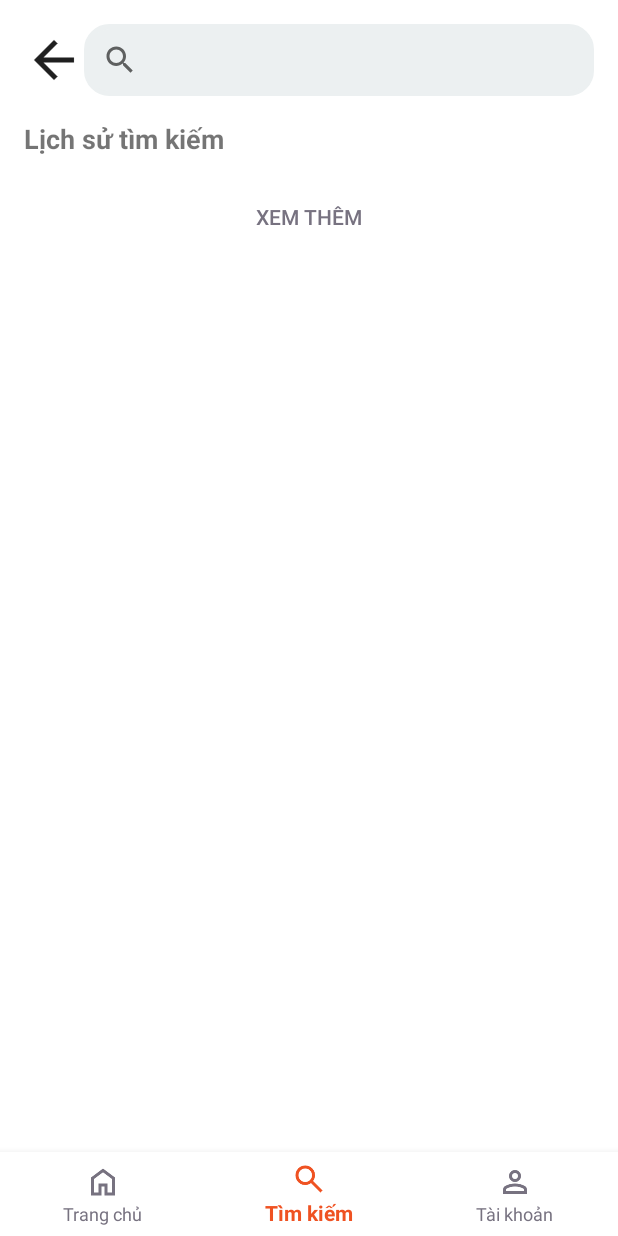
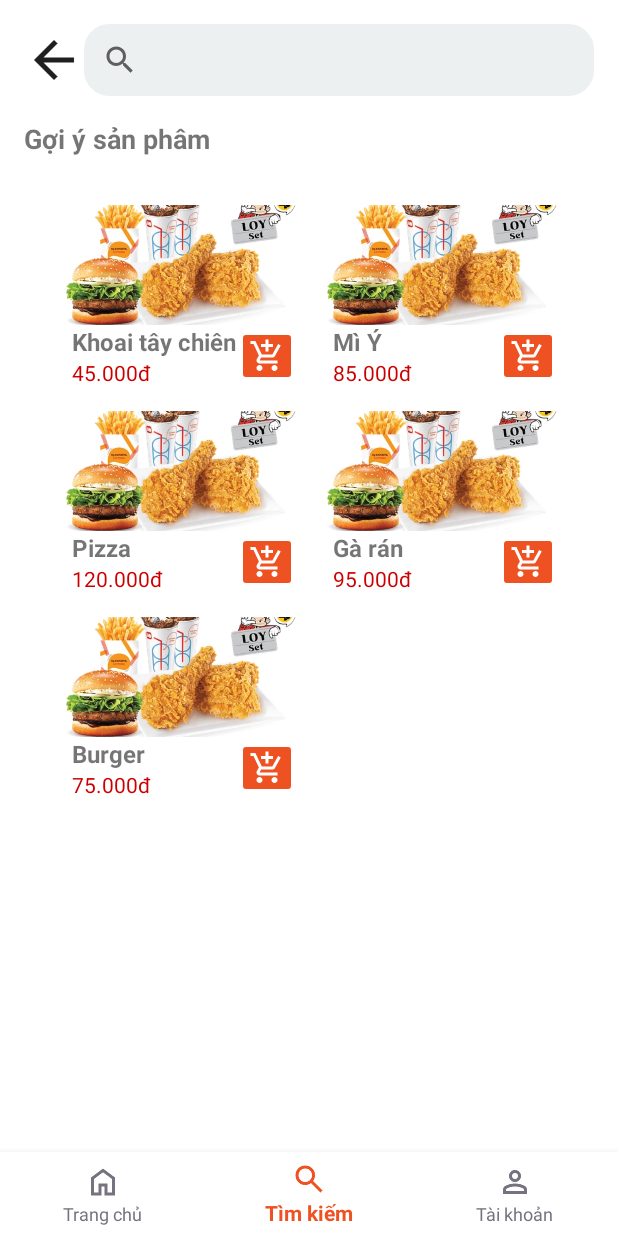
Before and after one commit to namtpce170126/ProjectPRM392, an Android app: the screen it shows after launch (MainActivity), item 2 of the bottom bar chosen, on a phone screen of 412 x 824 dp. Run offline under Robolectric (Android 15) with nearby library versions, the phone set to English and light mode, and no system bars.

Commit message:
Them UI search

```diff
--- a/ProjectPRM392/app/build.gradle
+++ b/ProjectPRM392/app/build.gradle
@@ -26,6 +26,9 @@ android {
         sourceCompatibility JavaVersion.VERSION_11
         targetCompatibility JavaVersion.VERSION_11
     }
+    buildFeatures {
+        viewBinding true
+    }
 }
 
 dependencies {
@@ -35,6 +38,8 @@ dependencies {
     implementation libs.activity
     implementation libs.constraintlayout
     implementation libs.play.services.maps
+    implementation libs.legacy.support.v4
+    implementation libs.recyclerview
     testImplementation libs.junit
     androidTestImplementation libs.ext.junit
     androidTestImplementation libs.espresso.core
--- a/ProjectPRM392/app/src/main/java/com/example/projectprm392/MainActivity.java
+++ b/ProjectPRM392/app/src/main/java/com/example/projectprm392/MainActivity.java
@@ -35,8 +35,6 @@ public class MainActivity extends AppCompatActivity {
                 selectedFragment = new HomeFragment();
             } else if (item.getItemId() == R.id.nav_search) {
                 selectedFragment = new SearchProduct();
-            } else if (item.getItemId() == R.id.nav_account) {
-
             }
 
             if (selectedFragment != null) {
--- /dev/null
+++ b/ProjectPRM392/app/src/main/java/com/example/projectprm392/SearchControl/FoodRandomAdapter.java
@@ -0,0 +1,69 @@
+package com.example.projectprm392.SearchControl;
+
+import android.content.Context;
+import android.view.LayoutInflater;
+import android.view.View;
+import android.view.ViewGroup;
+import android.widget.ImageButton;
+import android.widget.ImageView;
+import android.widget.TextView;
+import android.widget.Toast;
+
+import androidx.annotation.NonNull;
+import androidx.recyclerview.widget.RecyclerView;
+
+import com.example.projectprm392.HomeControl.DiscoutProductViewHolder;
+import com.example.projectprm392.HomeControl.Food;
+import com.example.projectprm392.R;
+
+import java.util.ArrayList;
+import java.util.List;
+
+public class FoodRandomAdapter extends RecyclerView.Adapter<FoodRandomAdapter.FoodViewHolder> {
+    private Context context;
+    private List<Food> foodList;
+
+    public FoodRandomAdapter(Context context, List<Food> foodList) {
+        this.context = context;
+        this.foodList = foodList;
+    }
+
+    @NonNull
+    @Override
+    public FoodViewHolder onCreateViewHolder(@NonNull ViewGroup parent, int viewType) {
+        View view = LayoutInflater.from(context).inflate(R.layout.item_food, parent, false);
+        return new FoodViewHolder(view);
+    }
+
+    @Override
+    public void onBindViewHolder(@NonNull FoodViewHolder holder, int position) {
+        Food food = foodList.get(position);
+        holder.textFoodName.setText(food.getName());
+        holder.textFoodPrice.setText(food.getPrice());
+        holder.imgFood.setImageResource(food.getImageResId());
+
+        // Xử lý sự kiện khi nhấn nút "Add to Cart"
+        holder.btnAddToCart.setOnClickListener(v ->
+                Toast.makeText(context, food.getName() + " đã thêm vào giỏ hàng!", Toast.LENGTH_SHORT).show()
+        );
+    }
+
+    @Override
+    public int getItemCount() {
+        return foodList.size();
+    }
+
+    public static class FoodViewHolder extends RecyclerView.ViewHolder {
+        TextView textFoodName, textFoodPrice;
+        ImageView imgFood;
+        ImageButton btnAddToCart;
+
+        public FoodViewHolder(@NonNull View itemView) {
+            super(itemView);
+            textFoodName = itemView.findViewById(R.id.textFoodName);
+            textFoodPrice = itemView.findViewById(R.id.textFoodPrice);
+            imgFood = itemView.findViewById(R.id.imgFood);
+            btnAddToCart = itemView.findViewById(R.id.btnAddToCart);
+        }
+    }
+}
--- /dev/null
+++ b/ProjectPRM392/app/src/main/java/com/example/projectprm392/SearchControl/ProductRandomFragment.java
@@ -0,0 +1,76 @@
+package com.example.projectprm392.SearchControl;
+
+import android.os.Bundle;
+
+import androidx.fragment.app.Fragment;
+import androidx.recyclerview.widget.GridLayoutManager;
+import androidx.recyclerview.widget.LinearLayoutManager;
+import androidx.recyclerview.widget.RecyclerView;
+
+import android.util.DisplayMetrics;
+import android.view.LayoutInflater;
+import android.view.View;
+import android.view.ViewGroup;
+import android.widget.Toast;
+
+import com.example.projectprm392.HomeControl.Food;
+import com.example.projectprm392.R;
+
+import java.util.ArrayList;
+import java.util.Collections;
+import java.util.List;
+
+
+public class ProductRandomFragment extends Fragment {
+    private RecyclerView recyclerView;
+    private FoodRandomAdapter foodAdapter;
+    private List<Food> foodList;
+
+    public ProductRandomFragment() {
+        // Required empty public constructor
+    }
+
+
+    @Override
+    public View onCreateView(LayoutInflater inflater, ViewGroup container,
+                             Bundle savedInstanceState) {
+        View view = inflater.inflate(R.layout.fragment_product_random, container, false);
+
+
+        recyclerView = view.findViewById(R.id.recyclerView);
+
+        int spanCount = calculateSpanCount();
+        GridLayoutManager layoutManager = new GridLayoutManager(getContext(), spanCount);
+        recyclerView.setLayoutManager(layoutManager);
+
+        foodList = getRandomFoods();
+        foodAdapter = new FoodRandomAdapter(this.getContext(), foodList);
+        recyclerView.setAdapter(foodAdapter);
+
+        return view;
+    }
+
+    private List<Food> getRandomFoods() {
+        List<Food> allFoods = getAllFoods();
+        Collections.shuffle(allFoods);
+        return allFoods.subList(0, Math.min(5, allFoods.size())); // Chọn 5 món ngẫu nhiên
+    }
+
+    private List<Food> getAllFoods() {
+        List<Food> foods = new ArrayList<>();
+        foods.add(new Food("Pizza", "120.000đ", R.drawable.sample_food));
+        foods.add(new Food("Burger", "75.000đ", R.drawable.sample_food));
+        foods.add(new Food("Gà rán", "95.000đ", R.drawable.sample_food));
+        foods.add(new Food("Mì Ý", "85.000đ", R.drawable.sample_food));
+        foods.add(new Food("Khoai tây chiên", "45.000đ", R.drawable.sample_food));
+        return foods;
+    }
+
+    private int calculateSpanCount() {
+        DisplayMetrics displayMetrics = getResources().getDisplayMetrics();
+        float screenWidth = displayMetrics.widthPixels / displayMetrics.density;
+        int minItemWidth = 180; // Chiều rộng tối thiểu mong muốn của mỗi item (dp)
+
+        return Math.max(1, (int) (screenWidth / minItemWidth));
+    }
+}
--- a/ProjectPRM392/app/src/main/java/com/example/projectprm392/SearchControl/SearchProduct.java
+++ b/ProjectPRM392/app/src/main/java/com/example/projectprm392/SearchControl/SearchProduct.java
@@ -3,56 +3,73 @@ package com.example.projectprm392.SearchControl;
 import android.graphics.Color;
 import android.os.Bundle;
 
+import androidx.appcompat.widget.SearchView;
 import androidx.fragment.app.Fragment;
+import androidx.fragment.app.FragmentManager;
+import androidx.fragment.app.FragmentTransaction;
 
+import android.util.Log;
 import android.view.LayoutInflater;
 import android.view.View;
 import android.view.ViewGroup;
-import android.widget.EditText;
-import android.widget.SearchView;
+import android.widget.ImageButton;
 
+import com.example.projectprm392.HomeFragment;
 import com.example.projectprm392.R;
 
-/**
- * A simple {@link Fragment} subclass.
- * Use the {@link SearchProduct#newInstance} factory method to
- * create an instance of this fragment.
- */
 public class SearchProduct extends Fragment {
-    private static final String ARG_PARAM1 = "param1";
-    private static final String ARG_PARAM2 = "param2";
-
-    private String mParam1;
-    private String mParam2;
-
-    public SearchProduct() {
-
-    }
-
-    public static SearchProduct newInstance(String param1, String param2) {
-        SearchProduct fragment = new SearchProduct();
-        Bundle args = new Bundle();
-        args.putString(ARG_PARAM1, param1);
-        args.putString(ARG_PARAM2, param2);
-        fragment.setArguments(args);
-        return fragment;
-    }
-
-    @Override
-    public void onCreate(Bundle savedInstanceState) {
-        super.onCreate(savedInstanceState);
-        if (getArguments() != null) {
-            mParam1 = getArguments().getString(ARG_PARAM1);
-            mParam2 = getArguments().getString(ARG_PARAM2);
-        }
-    }
+    private SearchView searchView;
+    private ImageButton btnBackSearchView;
 
     @Override
     public View onCreateView(LayoutInflater inflater, ViewGroup container,
                              Bundle savedInstanceState) {
         View view = inflater.inflate(R.layout.fragment_search_product, container, false);
 
+        searchView = view.findViewById(R.id.searchView);
+        btnBackSearchView = view.findViewById(R.id.btnBackSearchView);
+
+        // Load danh sách món ăn ngẫu nhiên khi mở fragment
+        loadFragment(new ProductRandomFragment());
+
+        searchView.setOnQueryTextListener(new SearchView.OnQueryTextListener() {
+            @Override
+            public boolean onQueryTextSubmit(String query) {
+                Log.d("SearchView", "Người dùng tìm kiếm: " + query);
+
+                if (!query.isEmpty() && query != null) {
+                    // Thay đổi fragment khi tìm kiếm
+                    SearchFoodResultFragment searchResultFragment = SearchFoodResultFragment.newInstance(query);
+                    loadFragment(searchResultFragment);
+                }
+                return false;
+            }
+
+            @Override
+            public boolean onQueryTextChange(String s) {
+                return false;
+            }
+        });
+
+        //XỬ LÝ BUTTON TRỞ VỀ TRANG FRAGMENT TRUOCD ĐÓ
+        btnBackSearchView.setOnClickListener(v -> {
+            FragmentManager fragmentManager = getParentFragmentManager();
+            if (fragmentManager.getBackStackEntryCount() > 0) {
+                fragmentManager.popBackStack(); // Trở về Fragment trước đó
+            } else {
+                // Nếu không có Fragment trước, trở về Home hoặc Profile
+                FragmentTransaction transaction = fragmentManager.beginTransaction();
+                transaction.replace(R.id.fragment_container, new HomeFragment()); // Thay HomeFragment bằng Fragment chính của bạn
+                transaction.commit();
+            }
+        });
 
         return view;
     }
+
+    private void loadFragment(Fragment fragment) {
+        FragmentTransaction transaction = getChildFragmentManager().beginTransaction();
+        transaction.replace(R.id.productSearchView, fragment);
+        transaction.commit();
+    }
 }
--- /dev/null
+++ b/ProjectPRM392/app/src/main/res/layout/fragment_product_random.xml
@@ -0,0 +1,14 @@
+<?xml version="1.0" encoding="utf-8"?>
+<LinearLayout xmlns:android="http://schemas.android.com/apk/res/android"
+    android:layout_width="match_parent"
+    android:layout_height="match_parent"
+    xmlns:tools="http://schemas.android.com/tools"
+    android:orientation="vertical"
+    android:padding="16dp"
+    tools:context=".SearchControl.ProductRandomFragment">
+
+    <androidx.recyclerview.widget.RecyclerView
+        android:id="@+id/recyclerView"
+        android:layout_width="match_parent"
+        android:layout_height="wrap_content"/>
+</LinearLayout>
--- a/ProjectPRM392/app/src/main/res/layout/fragment_search_product.xml
+++ b/ProjectPRM392/app/src/main/res/layout/fragment_search_product.xml
@@ -17,7 +17,7 @@
         android:gravity="center_vertical">
 
         <ImageButton
-            android:id="@+id/btnBack"
+            android:id="@+id/btnBackSearchView"
             android:layout_width="40dp"
             android:layout_height="40dp"
             android:background="@null"
@@ -45,27 +45,15 @@
         <TextView
             android:layout_width="wrap_content"
             android:layout_height="wrap_content"
-            android:text="Lịch sử tìm kiếm"
+            android:text="Gợi ý sản phâm"
             android:textSize="18sp"
             android:textStyle="bold"
             android:layout_marginBottom="8dp"/>
 
-        <LinearLayout
-            android:id="@+id/searchHistoryContainer"
+        <FrameLayout
+            android:id="@+id/productSearchView"
             android:layout_width="match_parent"
-            android:layout_height="wrap_content"
-            android:orientation="vertical">
-        </LinearLayout>
+            android:layout_height="wrap_content"/>
 
-        <Button
-            android:id="@+id/btnSeeMore"
-            android:layout_width="wrap_content"
-            android:layout_height="wrap_content"
-            android:text="Xem thêm"
-            android:layout_marginTop="8dp"
-            android:layout_gravity="center"
-            android:textColor="@color/lightBlack"
-            android:backgroundTint="@color/white"
-            android:background="@null"/>
     </LinearLayout>
 </LinearLayout>
--- a/ProjectPRM392/gradle/libs.versions.toml
+++ b/ProjectPRM392/gradle/libs.versions.toml
@@ -8,6 +8,8 @@ material = "1.12.0"
 activity = "1.10.0"
 constraintlayout = "2.2.0"
 playServicesMaps = "19.1.0"
+legacySupportV4 = "1.0.0"
+recyclerview = "1.4.0"
 
 [libraries]
 junit = { group = "junit", name = "junit", version.ref = "junit" }
@@ -18,6 +20,8 @@ material = { group = "com.google.android.material", name = "material", version.r
 activity = { group = "androidx.activity", name = "activity", version.ref = "activity" }
 constraintlayout = { group = "androidx.constraintlayout", name = "constraintlayout", version.ref = "constraintlayout" }
 play-services-maps = { group = "com.google.android.gms", name = "play-services-maps", version.ref = "playServicesMaps" }
+legacy-support-v4 = { group = "androidx.legacy", name = "legacy-support-v4", version.ref = "legacySupportV4" }
+recyclerview = { group = "androidx.recyclerview", name = "recyclerview", version.ref = "recyclerview" }
 
 [plugins]
 android-application = { id = "com.android.application", version.ref = "agp" }
```
Also changed, not shown: ProjectPRM392/app/src/main/java/com/example/projectprm392/SearchControl/SearchFoodResultFragment.java (added, +94 -0 lines), ProjectPRM392/app/src/main/res/layout/fragment_search_food_result_frragment.xml (added, +22 -0 lines).
